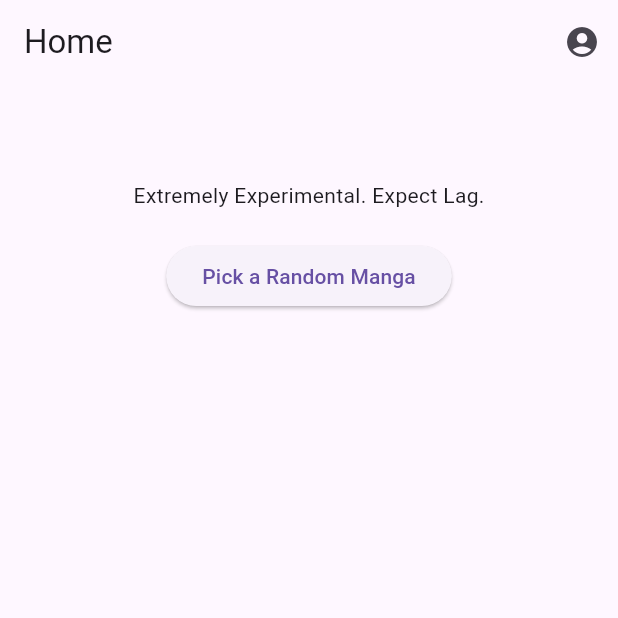
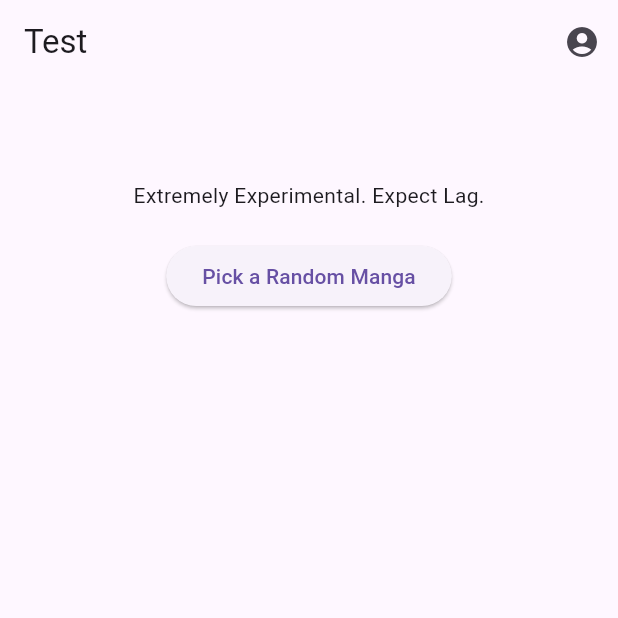
Before and after one commit to fightme4ls/reading_tracker, a Flutter app: the screen it shows after launch, on a phone screen of 412 x 824 dp, the top half of it. Run offline on Flutter 3.47's test engine with Material 3 defaults, Android fonts, the light colour scheme and no system bars; our stand-ins replace cloud_firestore, firebase_auth, firebase_core, hive, hive_flutter; accounts and stored records are empty.

Commit message:
test commit

```diff
--- a/lib/screens/main_screen.dart
+++ b/lib/screens/main_screen.dart
@@ -44,7 +44,7 @@ class _MainScreenState extends State<MainScreen> {
     return Scaffold(
       appBar: _selectedIndex == 0
           ? AppBar(
-        title: Text('Home'),
+        title: Text('Test'),
         actions: [
           IconButton(
             icon: Icon(Icons.account_circle),
```
